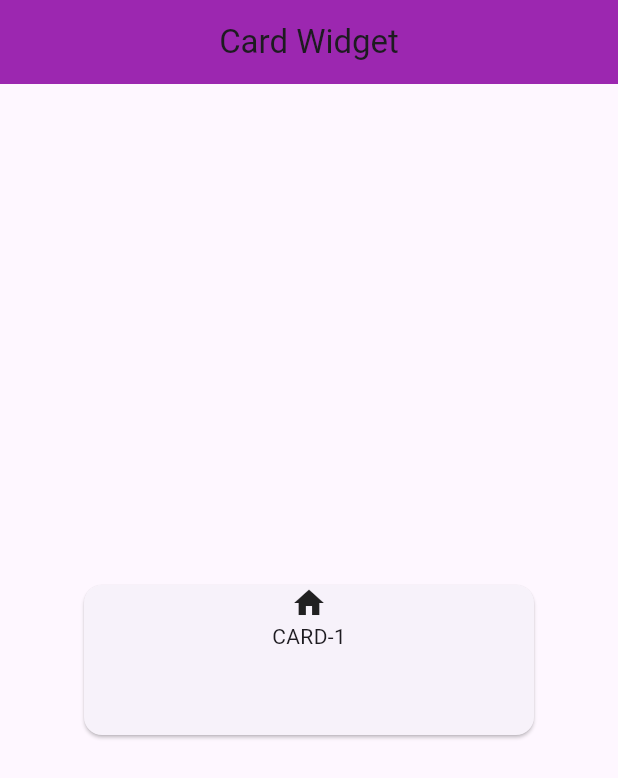
After one commit to samchat2561/week15-mobile-C2-22569, a Flutter app: the screen it shows after launch, on a phone screen of 412 x 824 dp. The commit adds this screen. Shown: the top 778 px of the screen. Run offline on Flutter 3.47's test engine with Material 3 defaults, Android fonts, the phone set to English and light mode, and no system bars.

Commit message:
update feture/card_widget

```diff
--- a/lib/main.dart
+++ b/lib/main.dart
@@ -1,5 +1,5 @@
 import 'package:flutter/material.dart';
-import 'package:flutter_week15/views/listview_menu.dart';
+import 'package:flutter_week15/views/card_page.dart';
 
 void main() {
   runApp(MyApp());
@@ -10,6 +10,6 @@ class MyApp extends StatelessWidget {
 
   @override
   Widget build(BuildContext context) {
-    return MaterialApp(home: ListviewMenu());
+    return MaterialApp(home: CardPage());
   }
 }
--- /dev/null
+++ b/lib/views/card_page.dart
@@ -0,0 +1,30 @@
+import 'package:flutter/material.dart';
+
+class CardPage extends StatelessWidget {
+  const CardPage({super.key});
+
+  @override
+  Widget build(BuildContext context) {
+    return Scaffold(
+      appBar: AppBar(
+        centerTitle: true,
+        backgroundColor: Colors.purple,
+        title: Text("Card Widget"),
+      ),
+      body: Center(
+        child: Card(
+          child: InkWell(
+            onTap: () {
+              debugPrint("CARD-1");
+            },
+            child: SizedBox(
+              width: 300.0,
+              height: 100.0,
+              child: Column(children: [Icon(Icons.home), Text("CARD-1")]),
+            ),
+          ),
+        ),
+      ),
+    );
+  }
+}
```
